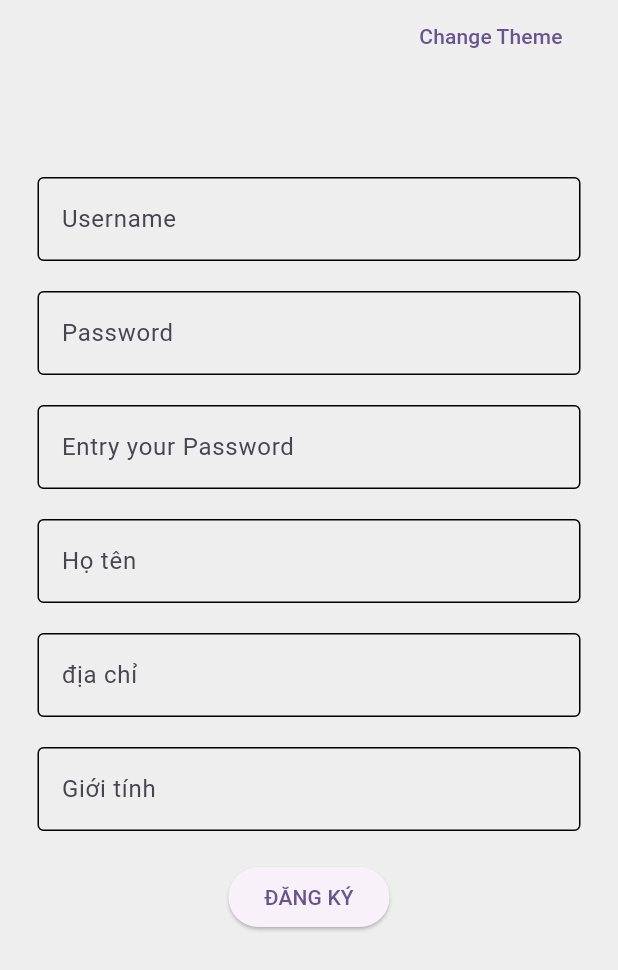
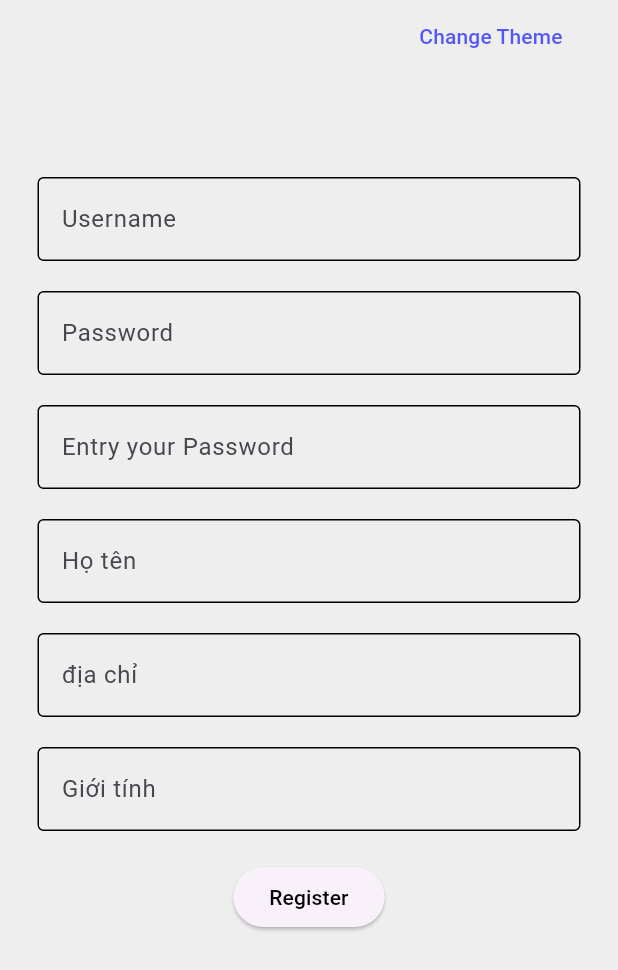
Before and after one commit to nguyendao2101/Flutter-WebToon, a Flutter app: the screen it shows after launch, after a tap on "Register", on a phone screen of 412 x 824 dp. Shown: the top 970 px of the screen. Run offline on Flutter 3.47's test engine with Material 3 defaults, Android fonts, the phone set to English and light mode, and no system bars; our stand-ins replace dio, get.

Commit message:
hoan thanh app_text va change_theme

```diff
--- a/lib/fearure/login/login_view.dart
+++ b/lib/fearure/login/login_view.dart
@@ -35,7 +35,10 @@ class MyHomePage extends StatelessWidget {
                           onPressed: () {
                             themeController.changeTheme();
                           },
-                          child: const Text("Change Theme")),
+                          child: Text(
+                            "Change Theme",
+                            style: themeData.value.text.h14,
+                          )),
                       Container(
                         padding: const EdgeInsets.all(10.0),
                         // child: Image.asset(ImageAssest.techMasterCard),
@@ -44,9 +47,10 @@ class MyHomePage extends StatelessWidget {
                       const SizedBox(
                         height: 50,
                       ),
-                      const Icon(
+                      Icon(
                         Icons.lock,
                         size: 100,
+                        color: themeData.value.color.boldBackground,
                       ),
                       const SizedBox(
                         height: 50,
@@ -54,7 +58,9 @@ class MyHomePage extends StatelessWidget {
                       // welcom back, you've been missed!
                       Text(
                         'Welcom back you\'ve been missed!',
-                        style: TextStyle(color: Colors.grey[700], fontSize: 16),
+                        //   style:
+                        //       TextStyle(color: Color(0xFF616161), fontSize: 16),
+                        style: themeData.value.text.h16,
                       ),
                       const SizedBox(
                         height: 20,
@@ -130,7 +136,8 @@ class MyHomePage extends StatelessWidget {
                           children: [
                             Text(
                               'Forgot password?',
-                              style: TextStyle(color: Colors.grey[600]),
+                              // style: TextStyle(color: Color(0xFF757575)),
+                              style: themeData.value.text.h12,
                             ),
                           ],
                         ),
@@ -147,7 +154,6 @@ class MyHomePage extends StatelessWidget {
                           Center(
                             child: ElevatedButton(
                               onPressed: () {
-                                // controller.onSubmit();
                                 controller.onSubmitLogin();
                               },
                               child: const Text(
@@ -193,7 +199,8 @@ class MyHomePage extends StatelessWidget {
                                   const EdgeInsets.symmetric(horizontal: 10.0),
                               child: Text(
                                 'Or continue with',
-                                style: TextStyle(color: Colors.grey[700]),
+                                // style: TextStyle(color: Color(0xFF616161)),
+                                style: themeData.value.text.h18,
                               ),
                             ),
                             Expanded(
@@ -227,18 +234,6 @@ class MyHomePage extends StatelessWidget {
                           ),
                         ],
                       ),
-
-                      // Center(
-                      //   child: ElevatedButton(
-                      //     onPressed: () {
-                      //       Get.toNamed(AppRouterName.register);
-                      //     },
-                      //     child: const Text(
-                      //       'Register',
-                      //       textAlign: TextAlign.center,
-                      //     ),
-                      //   ),
-                      // )
                     ],
                   ),
                 ),
--- a/lib/fearure/register/register_view.dart
+++ b/lib/fearure/register/register_view.dart
@@ -36,7 +36,10 @@ class Register extends StatelessWidget {
                             onPressed: () {
                               themeController.changeTheme();
                             },
-                            child: const Text("Change Theme")),
+                            child: Text(
+                              "Change Theme",
+                              style: themeData.value.text.h14,
+                            )),
                       ],
                     ),
                     const SizedBox(
@@ -179,7 +182,9 @@ class Register extends StatelessWidget {
                       onPressed: () {
                         Get.back();
                       },
-                      child: const Text('ĐĂNG KÝ'),
+                      child: const Text('Register',
+                          textAlign: TextAlign.center,
+                          style: TextStyle(color: Colors.black)),
                     ),
                   ],
                 ),
--- a/lib/home/home_view.dart
+++ b/lib/home/home_view.dart
@@ -60,7 +60,10 @@ class _HomePageState extends State<HomePage> {
                                   onPressed: () {
                                     themeController.changeTheme();
                                   },
-                                  child: const Text("Change Theme")),
+                                  child: Text(
+                                    "Change Theme",
+                                    style: themeData.value.text.h14,
+                                  )),
                             ],
                           ),
                         ),
--- a/lib/themes/app_color.dart
+++ b/lib/themes/app_color.dart
@@ -21,6 +21,6 @@ class AppColor {
   factory AppColor.green() => AppColor._(
       primary: const Color(0xff5356ff),
       secondary: const Color(0xff67c6e3),
-      boldBackground: const Color(0xff378ce7),
+      boldBackground: const Color(0xff000000),
       lightBackground: const Color(0xffEEEEEE));
 }
--- a/lib/themes/app_theme.dart
+++ b/lib/themes/app_theme.dart
@@ -1,4 +1,5 @@
 import 'package:untitled/themes/app_color.dart';
+import 'package:untitled/themes/app_text.dart';
 
 enum AppThemes {
   blue,
@@ -8,15 +9,19 @@ enum AppThemes {
 class AppTheme {
   final AppColor color;
   final AppThemes themeName;
+  final AppText text;
 
   AppTheme._({
     required this.color,
     required this.themeName,
+    required this.text,
   });
 
-  factory AppTheme.blue() =>
-      AppTheme._(color: AppColor.blue(), themeName: AppThemes.blue);
+  factory AppTheme.blue() => AppTheme._(
+      color: AppColor.blue(), themeName: AppThemes.blue, text: AppText.blue());
 
-  factory AppTheme.green() =>
-      AppTheme._(color: AppColor.green(), themeName: AppThemes.green);
+  factory AppTheme.green() => AppTheme._(
+      color: AppColor.green(),
+      themeName: AppThemes.green,
+      text: AppText.green());
 }
```
Also changed, not shown: lib/main.dart (+0 -7 lines), lib/themes/app_text.dart (added, +27 -0 lines).
